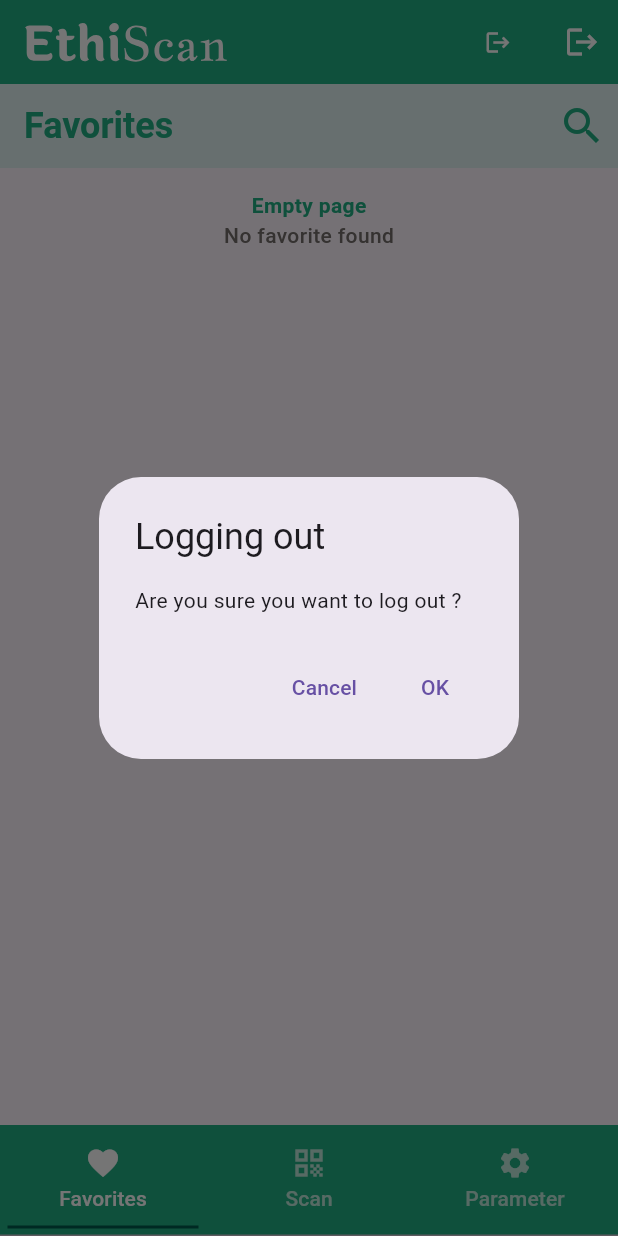
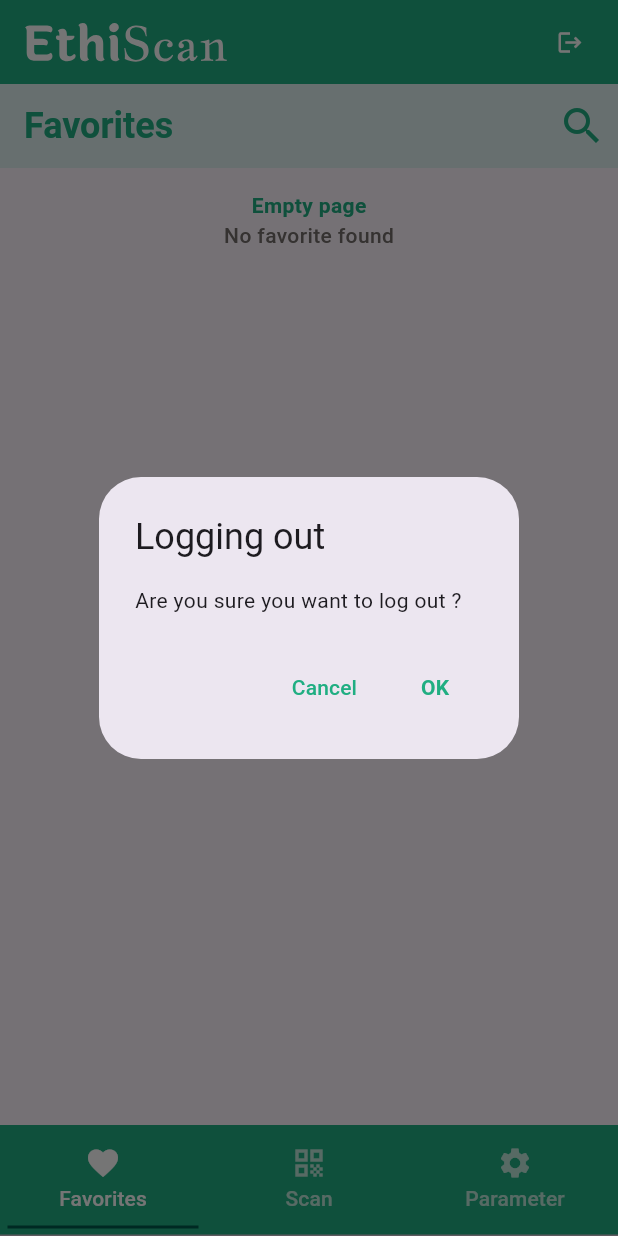
Before and after one commit to MA-AdMoApp-EthiScan/frontend, a Flutter app: the screen it shows after launch, after a tap on "Sign In", after a tap on the "logout" icon, on a phone screen of 412 x 824 dp. Run offline on Flutter 3.47's test engine with Material 3 defaults, Android fonts, the phone set to English and light mode, and no system bars; our stand-ins replace auto_size_text, bloc, cloud_firestore, firebase_auth, firebase_core, flutter_bloc and 8 more; accounts and stored records are empty; Roboto replaces fonts that are missing (Montserrat).

Commit message:
Add logout validation popup

```diff
--- a/lib/presentation/home_page.dart
+++ b/lib/presentation/home_page.dart
@@ -39,11 +39,6 @@ class _HomePageState extends State<HomePage> {
               name: "logout",
               onPressed: () => widget.mainUserBloc.add(const MainUserEvent.disconnect()),
               button: const Icon(Icons.logout, color: Colors.white),
-            ),
-            IconButton(
-              color: Colors.white,
-              icon: const Icon(Icons.logout),
-              onPressed: () => widget.mainUserBloc.add(const MainUserEvent.disconnect()),
             ),
           ],
         ),
--- a/lib/presentation/widget_core/popup_validation.dart
+++ b/lib/presentation/widget_core/popup_validation.dart
@@ -1,4 +1,6 @@
+import 'package:ethiscan/presentation/core/custom_texts.dart';
 import 'package:ethiscan/utils/i18n_utils.dart';
+import 'package:ethiscan/utils/ui_colors.dart';
 import 'package:flutter/material.dart';
 
 class PopupValidation extends StatelessWidget {
@@ -14,23 +16,33 @@ class PopupValidation extends StatelessWidget {
       onPressed: () => showDialog<String>(
         context: context,
         builder: (BuildContext context) => AlertDialog(
-          title: Text(I18nUtils.translate(context, 'popup.' + name + '.title')),
-          content: Text(I18nUtils.translate(context, 'popup.' + name + '.message')),
+          title: Text(I18nUtils.translate(context, 'popup.$name.title')),
+          content: Text(I18nUtils.translate(context, 'popup.$name.message')),
           actions: <Widget>[
             TextButton(
-              color: Colors.red,
               onPressed: () => Navigator.pop(context, 'Cancel'),
-              child: Text(I18nUtils.translate(context, 'words.cancel'))
+              child: CustomText(
+                I18nUtils.translate(context, 'words.cancel'),
+                style: const TextStyle(color: UIColors.lightPrimaryColor)
+              )
             ),
             TextButton(
-              onPressed: () => onPressed,
-              child: Text(I18nUtils.translate(context, 'words.ok'))
+                onPressed: () {
+                  Navigator.pop(context, 'OK');
+                  onPressed(); // Perform the action when OK is clicked
+                },
+              child: CustomText(
+                  I18nUtils.translate(context, 'words.ok'),
+                  style: const TextStyle(
+                      color: UIColors.lightPrimaryColor,
+                      fontWeight: FontWeight.bold
+                  )
+              )
             ),
           ],
         ),
       ),
       child: button,
-      //child: const Text('Show Dialog'),
     );
   }
 }
```
